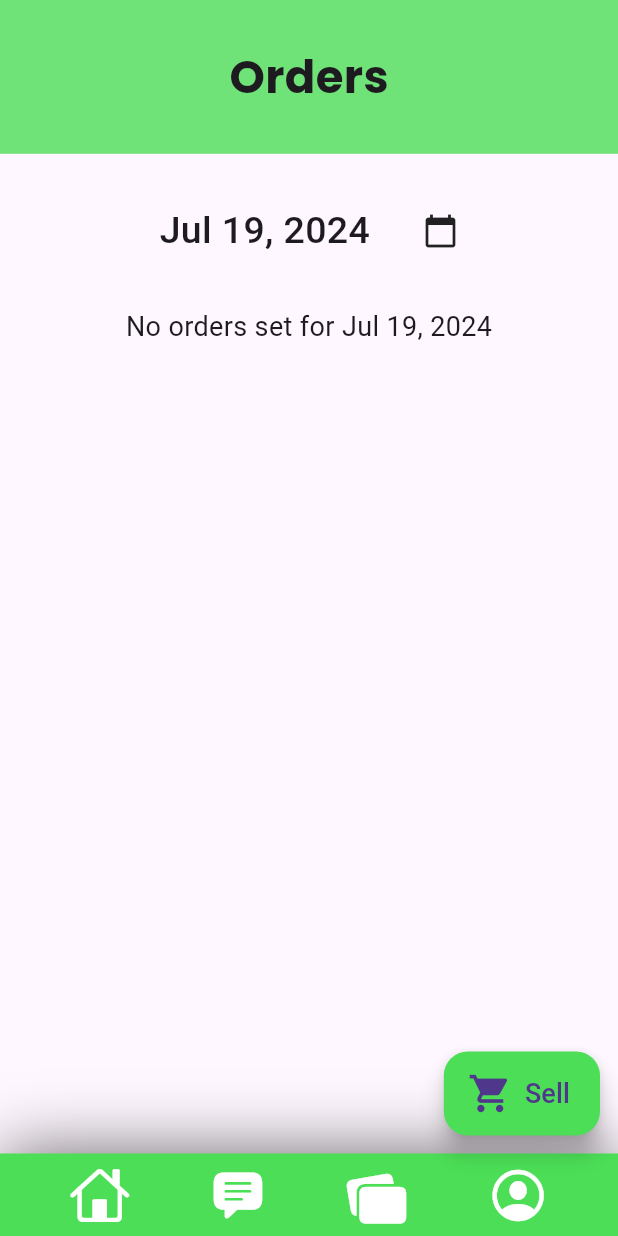
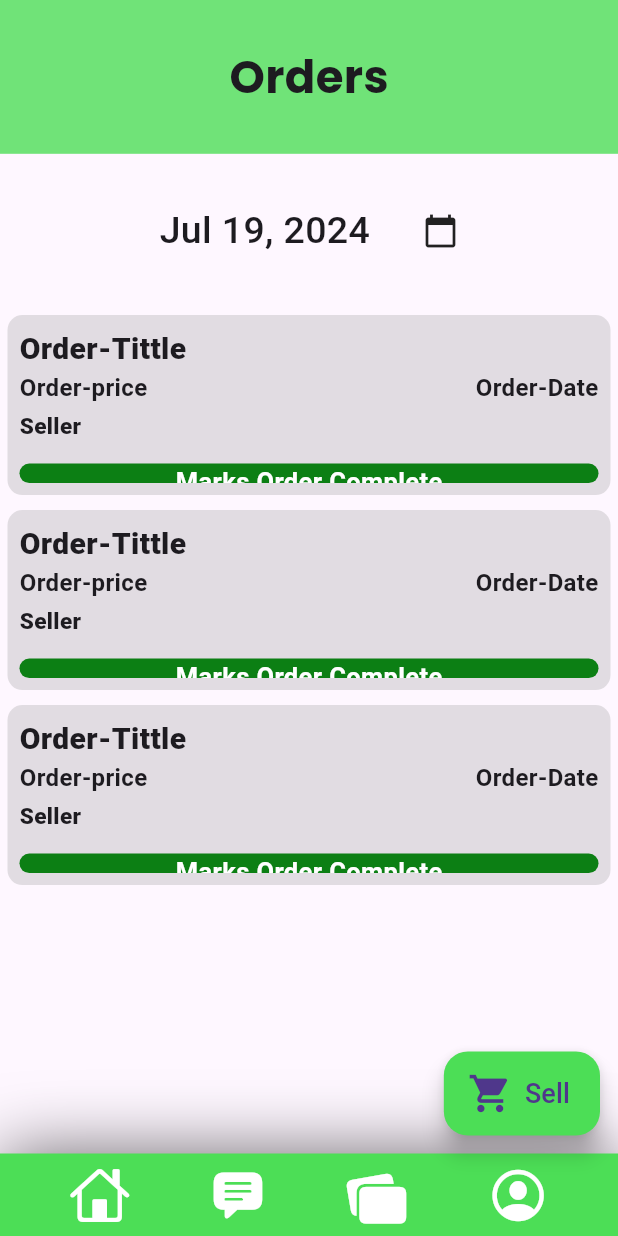
Before and after one commit to sandei-travolta/planet_saver, a Flutter app: the HomePage screen opened directly, item 3 of the bottom bar chosen, on a phone screen of 412 x 824 dp. Run offline on Flutter 3.47's test engine with Material 3 defaults, Android fonts, the light colour scheme and no system bars; our stand-ins replace cached_network_image, cloud_firestore, firebase_auth, firebase_core, firebase_storage, get and 2 more; missing offline and left inert: dart:ffi; accounts and stored records are empty.

Commit message:
changes to orders page

```diff
--- a/lib/Pages/HomePage/ordersScreen.dart
+++ b/lib/Pages/HomePage/ordersScreen.dart
@@ -45,11 +45,65 @@ class OrdersScreen extends StatelessWidget {
         Expanded(
             flex: 11,
             child: Container(
-              child: Text("No orders set for ${formattedDate}",
+              /*child: Text("No orders set for ${formattedDate}",
                 style: TextStyle(
                   fontSize: 18,
                 ),
-              ),
+              ),*/
+              child: ListView.builder(
+                  itemCount: 3,
+                  itemBuilder: (ontext,index){
+                return Padding(
+                  padding: const EdgeInsets.symmetric(horizontal: 5.0,vertical: 5),
+                  child: Container(
+                    padding: EdgeInsets.all(8),
+                    height: 120,
+                    decoration: BoxDecoration(
+                      borderRadius: BorderRadius.circular(10),
+                      color: Colors.grey.withOpacity(0.3)
+                    ),
+                    child: Column(
+                      mainAxisAlignment: MainAxisAlignment.start,
+                      children: [
+                        Row(
+                          children: [
+                            Text("Order-Tittle",style: TextStyle(fontSize: 20,fontWeight: FontWeight.w800),)
+                          ],
+                        ),
+                        Row(
+                          mainAxisAlignment: MainAxisAlignment.spaceBetween,
+                          children: [
+                            Text("Order-price",style: TextStyle(fontSize: 16,fontWeight: FontWeight.w600),),
+                            Text("Order-Date",style: TextStyle(fontSize: 16,fontWeight: FontWeight.w600),)
+                          ],
+                        ),
+                        const SizedBox(height: 3,),
+                        Row(
+                          children: [
+                            Text("Seller",style: TextStyle(fontSize: 15,fontWeight: FontWeight.w800),)
+                          ],
+                        ),
+                        const SizedBox(height: 15,),
+                        Expanded(
+                            child: Container(
+                              decoration: BoxDecoration(
+                                borderRadius: BorderRadius.circular(15),
+                                color: primaryColorV1
+                              ),
+                              child: Center(
+                                child: Text("Marks Order Complete",
+                                style: TextStyle(
+                                  fontSize: 17,
+                                  fontWeight: FontWeight.w600,
+                                  color: Colors.white
+                                ),)
+                              ),
+                            ))
+                      ],
+                    ),
+                  ),
+                );
+              }),
             ))
       ],
     );
```
